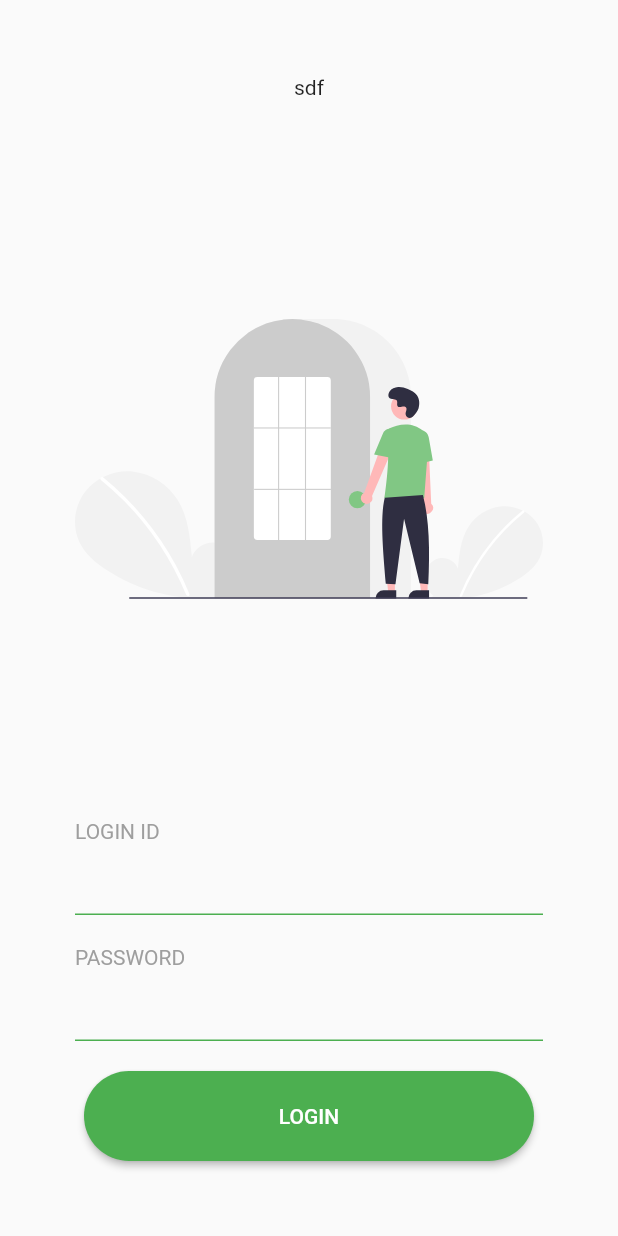
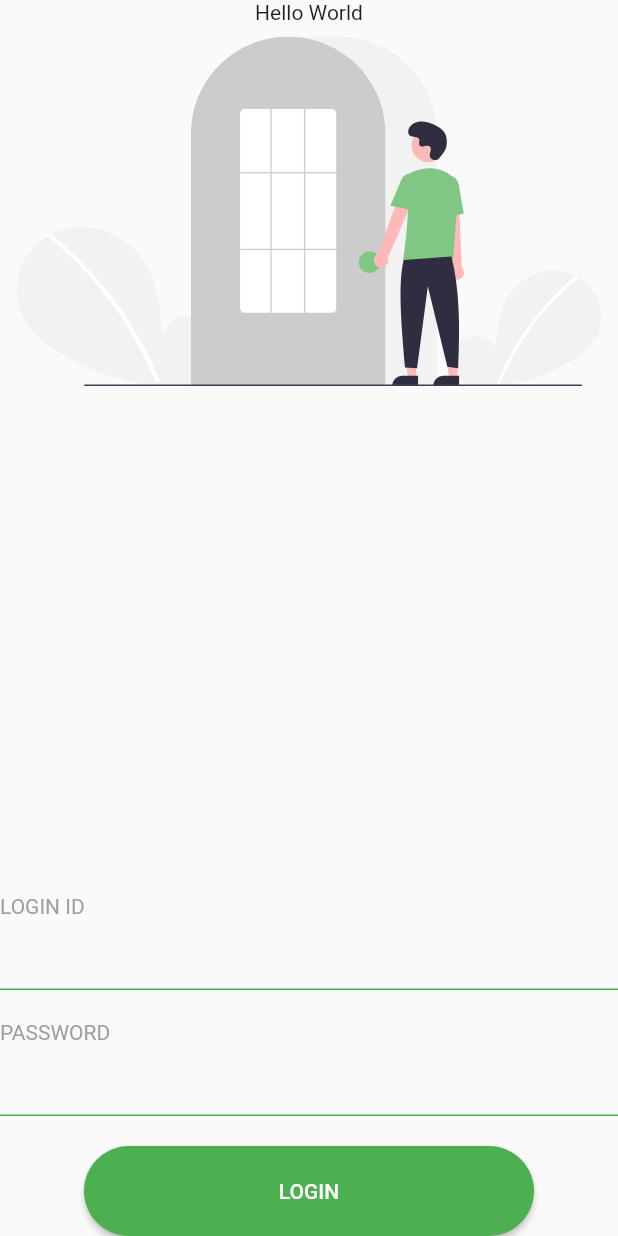
Before and after one commit to developerinvnr/PO_Ios, a Flutter app: the screen it shows after launch, on a phone screen of 412 x 824 dp. Run offline on Flutter 3.47's test engine with Material 2 defaults, Android fonts, the phone set to English and light mode, and no system bars; our stand-ins replace flutter_svg.

Commit message:
Login page UI changes by rahul

```diff
--- a/lib/main.dart
+++ b/lib/main.dart
@@ -38,31 +38,34 @@ class _MyHomePageState extends State<MyHomePage> {
   @override
   Widget build(BuildContext context) {
     return Scaffold(
-      body: Padding(
-        padding: const EdgeInsets.all(50.0),
+      body: SafeArea(
         child: Column(
           mainAxisAlignment: MainAxisAlignment.spaceBetween,
           children: [
-            Text('sdf'),
+            Column(
+              children: [
+                Text('Hello World'),
                 Container(
                   height: 250,
                   width: 390,
                   child: SvgPicture.asset("assets/images/undraw_Login_re_4vu2.svg",
                       semanticsLabel: 'Acme Logo'),
+                )
+              ],
             ),
             Container(
             child: Column(
                 crossAxisAlignment: CrossAxisAlignment.start,
                 children: [
-                    Text(
+                  const Text(
                     'LOGIN ID',
                     style: TextStyle(
                       color: Colors.grey,
                     ),
                   ),
-                    TextField(
+                  const TextField(
                     cursorColor: Colors.green,
-                      decoration: const InputDecoration(
+                    decoration: InputDecoration(
                         focusedBorder: UnderlineInputBorder(
                             borderSide: BorderSide(color: Colors.green)),
                         enabledBorder: UnderlineInputBorder(
@@ -70,14 +73,14 @@ class _MyHomePageState extends State<MyHomePage> {
                   ),
                   Container(
                     margin: const EdgeInsets.only(top: 20),
-                      child: Text(
+                    child: const Text(
                       "PASSWORD",
                       style: TextStyle(color: Colors.grey),
                     ),
                   ),
-                    TextField(
+                  const TextField(
                     cursorColor: Colors.green,
-                      decoration: const InputDecoration(
+                    decoration: InputDecoration(
                         focusedBorder: UnderlineInputBorder(
                             borderSide: BorderSide(color: Colors.green)),
                         enabledBorder: UnderlineInputBorder(
@@ -89,14 +92,14 @@ class _MyHomePageState extends State<MyHomePage> {
                     alignment: Alignment.center,
                     child: ElevatedButton(
                       style: ElevatedButton.styleFrom(
-                            shape: new RoundedRectangleBorder(
-                              borderRadius: new BorderRadius.circular(30.0),
+                          shape: RoundedRectangleBorder(
+                            borderRadius: BorderRadius.circular(30.0),
                           ),
-                            fixedSize: Size(300, 60),
+                          fixedSize: const Size(300, 60),
                           primary: Colors.green,
                           shadowColor: Colors.black),
                       onPressed: () {},
-                        child: Text('LOGIN'),
+                      child: const Text('LOGIN'),
                     ),
                   )
                 ]),
@@ -104,6 +107,70 @@ class _MyHomePageState extends State<MyHomePage> {
           ],
         ),
       ),
+
+       /* Column(
+        mainAxisAlignment: MainAxisAlignment.spaceBetween,
+        children: [
+          const Text('SIGN IN TO CONTINUE'),
+          Container(
+            height: 250,
+            width: 390,
+            child: SvgPicture.asset("assets/images/undraw_Login_re_4vu2.svg",
+                semanticsLabel: 'Acme Logo'),
+          ),
+          Container(
+            child: Column(
+                crossAxisAlignment: CrossAxisAlignment.start,
+                children: [
+                  const Text(
+                    'LOGIN ID',
+                    style: TextStyle(
+                      color: Colors.grey,
+                    ),
+                  ),
+                  const TextField(
+                    cursorColor: Colors.green,
+                    decoration: InputDecoration(
+                        focusedBorder: UnderlineInputBorder(
+                            borderSide: BorderSide(color: Colors.green)),
+                        enabledBorder: UnderlineInputBorder(
+                            borderSide: BorderSide(color: Colors.green))),
+                  ),
+                  Container(
+                    margin: const EdgeInsets.only(top: 20),
+                    child: const Text(
+                      "PASSWORD",
+                      style: TextStyle(color: Colors.grey),
+                    ),
+                  ),
+                  const TextField(
+                    cursorColor: Colors.green,
+                    decoration: InputDecoration(
+                        focusedBorder: UnderlineInputBorder(
+                            borderSide: BorderSide(color: Colors.green)),
+                        enabledBorder: UnderlineInputBorder(
+                            borderSide: BorderSide(color: Colors.green))),
+                  ),
+                  Container(
+                    margin: const EdgeInsets.only(top: 20),
+                    width: double.infinity,
+                    alignment: Alignment.center,
+                    child: ElevatedButton(
+                      style: ElevatedButton.styleFrom(
+                          shape: RoundedRectangleBorder(
+                            borderRadius: BorderRadius.circular(30.0),
+                          ),
+                          fixedSize: const Size(300, 60),
+                          primary: Colors.green,
+                          shadowColor: Colors.black),
+                      onPressed: () {},
+                      child: const Text('LOGIN'),
+                    ),
+                  )
+                ]),
+          ),
+        ],
+      ), */
     );
   }
 }
```
Also changed, not shown: 1 other file. Lines whose indentation alone changed are shown as unchanged.
